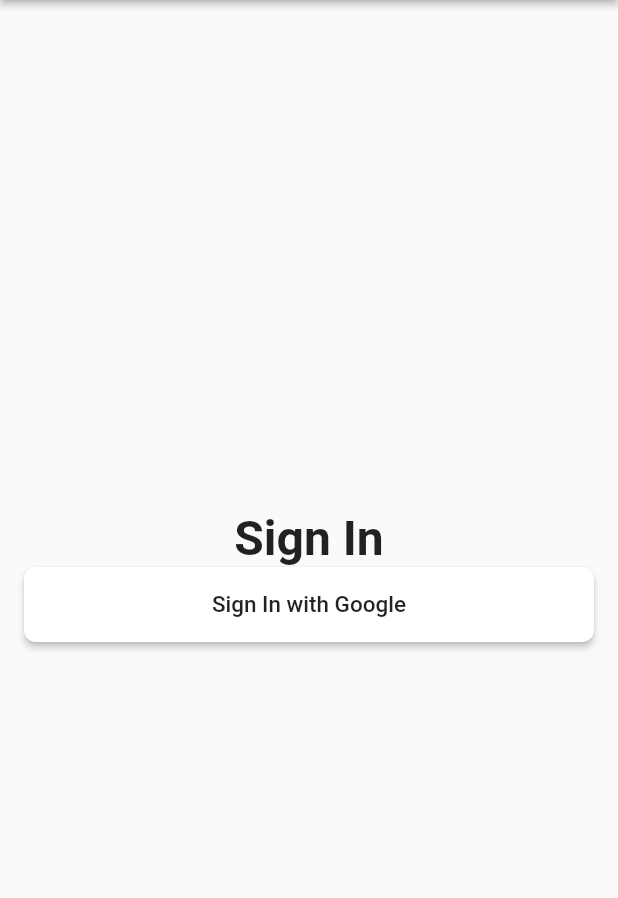
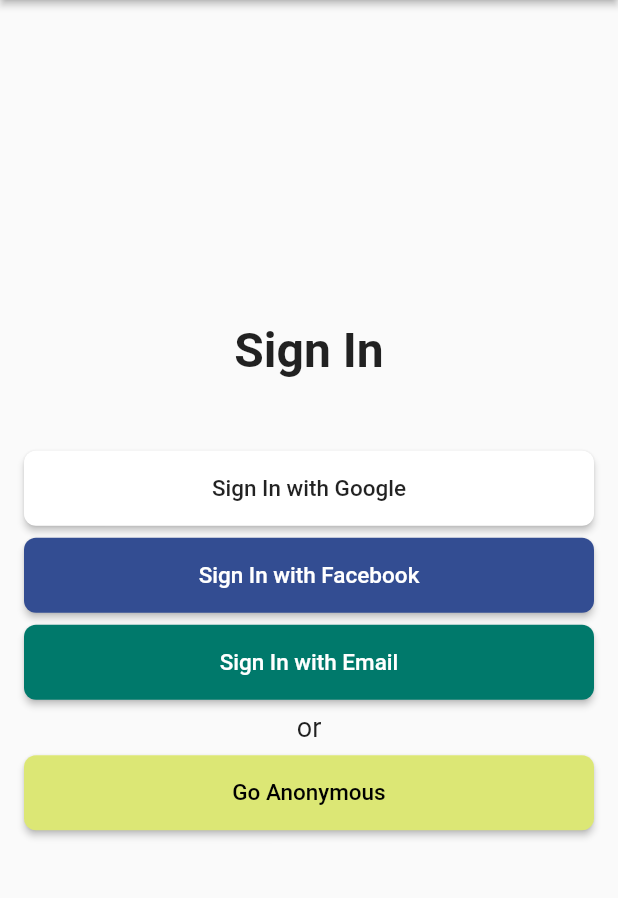
Before and after one commit to SummiyaJaved/time-tracker-flutter-app, a Flutter app: the screen it shows after launch, on a phone screen of 412 x 824 dp, the part 84-982 px from its top. Run offline on Flutter 3.47's test engine with Material 2 defaults, Android fonts, the phone set to English and light mode, and no system bars.

Commit message:
Following things are done - Sign in button for Facebook is added - Sign in button for Email is added - Sign in button for Anonymous is added - Set Sized box with height 48 px between buttons and Sign In Text

```diff
--- a/lib/app/signin/sign_in_page.dart
+++ b/lib/app/signin/sign_in_page.dart
@@ -30,12 +30,42 @@ class SignInPage extends StatelessWidget {
             ),
             textAlign: TextAlign.center,
           ),
+          SizedBox(height: 48.0,),
           SignInButton(
             text: 'Sign In with Google',
-            onPressed: (){
-
-            },
+            onPressed: () {},
             color: Colors.white,
+          ),
+          SizedBox(
+            height: 8.0,
+          ),
+          SignInButton(
+            text: 'Sign In with Facebook',
+            onPressed: () {},
+            textColor: Colors.white,
+            color: Color(0xFF334D92),
+          ),
+          SizedBox(
+            height: 8.0,
+          ),
+          SignInButton(
+            text: 'Sign In with Email',
+            onPressed: () {},
+            textColor: Colors.white,
+            color: Colors.teal[700],
+          ),
+          SizedBox(height: 8.0,),
+          Text(
+            'or',
+            style: TextStyle(fontSize: 18.0, color: Colors.black87),
+            textAlign: TextAlign.center,
+          ),
+          SizedBox(height: 8.0,),
+          SignInButton(
+            text: 'Go Anonymous',
+            onPressed: () {},
+            textColor: Colors.black,
+            color: Colors.lime[300],
           ),
         ],
       ),
```
